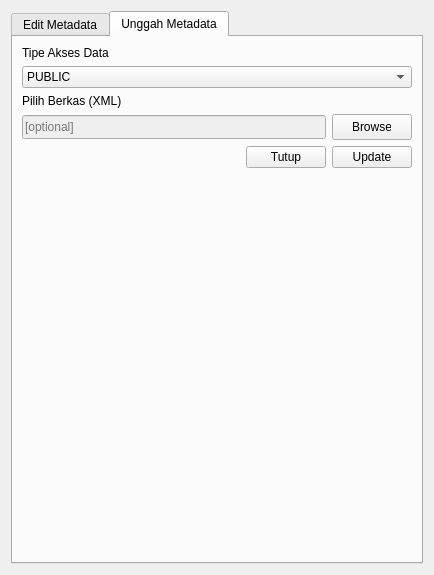
The window that ui/unggah_berkas_metadata.ui (sandynagara/Palapa) describes before a commit, drawn with Qt 5.
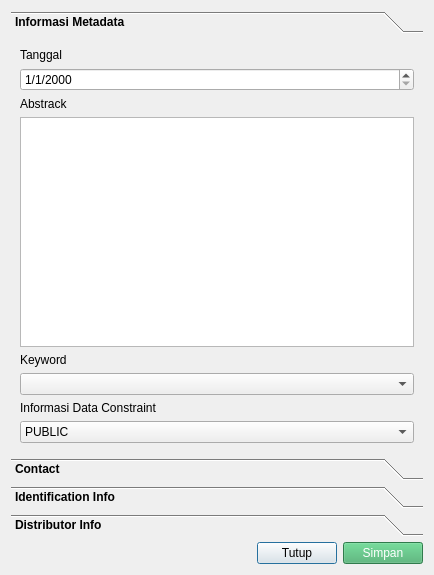
The same window after the commit. The open tabs and pages were chosen to show the change. Custom widgets are drawn as their Qt base class.

The edit to the form file:
```diff
--- a/ui/unggah_berkas_metadata.ui
+++ b/ui/unggah_berkas_metadata.ui
@@ -15,16 +15,6 @@
   </property>
   <layout class="QVBoxLayout" name="verticalLayout">
    <item>
-    <widget class="QTabWidget" name="tabWidget">
-     <property name="currentIndex">
-      <number>0</number>
-     </property>
-     <widget class="QWidget" name="EditMetadata">
-      <attribute name="title">
-       <string>Edit Metadata</string>
-      </attribute>
-      <layout class="QVBoxLayout" name="verticalLayout_8">
-       <item>
         <widget class="QToolBox" name="toolBox">
          <property name="font">
           <font>
@@ -46,8 +36,8 @@
            <rect>
             <x>0</x>
             <y>0</y>
-            <width>392</width>
-            <height>374</height>
+        <width>416</width>
+        <height>418</height>
            </rect>
           </property>
           <attribute name="label">
@@ -627,154 +617,6 @@
           </widget>
          </item>
         </layout>
-       </item>
-      </layout>
-     </widget>
-     <widget class="QWidget" name="UnggahMetadata">
-      <attribute name="title">
-       <string>Unggah Metadata</string>
-      </attribute>
-      <layout class="QVBoxLayout" name="verticalLayout_3">
-       <item>
-        <layout class="QVBoxLayout" name="verticalLayout_2">
-         <item>
-          <widget class="QLabel" name="label">
-           <property name="text">
-            <string>Tipe Akses Data</string>
-           </property>
-          </widget>
-         </item>
-         <item>
-          <widget class="QComboBox" name="comboBox">
-           <item>
-            <property name="text">
-             <string>PUBLIC</string>
-            </property>
-           </item>
-           <item>
-            <property name="text">
-             <string>GOVERNMENT</string>
-            </property>
-           </item>
-           <item>
-            <property name="text">
-             <string>PRIVATE</string>
-            </property>
-           </item>
-           <item>
-            <property name="text">
-             <string>IG STRATEGIS</string>
-            </property>
-           </item>
-          </widget>
-         </item>
-         <item>
-          <widget class="QLabel" name="label_2">
-           <property name="text">
-            <string>Pilih Berkas (XML)</string>
-           </property>
-          </widget>
-         </item>
-         <item>
-          <layout class="QHBoxLayout" name="meta_browser">
-           <property name="spacing">
-            <number>6</number>
-           </property>
-           <item>
-            <widget class="QLineEdit" name="lineEdit_metadata">
-             <property name="enabled">
-              <bool>false</bool>
-             </property>
-             <property name="minimumSize">
-              <size>
-               <width>0</width>
-               <height>24</height>
-              </size>
-             </property>
-             <property name="placeholderText">
-              <string>[optional]</string>
-             </property>
-            </widget>
-           </item>
-           <item>
-            <widget class="QPushButton" name="browse_metadata">
-             <property name="sizePolicy">
-              <sizepolicy hsizetype="Fixed" vsizetype="Fixed">
-               <horstretch>0</horstretch>
-               <verstretch>0</verstretch>
-              </sizepolicy>
-             </property>
-             <property name="maximumSize">
-              <size>
-               <width>80</width>
-               <height>16777215</height>
-              </size>
-             </property>
-             <property name="cursor">
-              <cursorShape>PointingHandCursor</cursorShape>
-             </property>
-             <property name="styleSheet">
-              <string notr="true">padding:5px 20px</string>
-             </property>
-             <property name="text">
-              <string>Browse</string>
-             </property>
-            </widget>
-           </item>
-          </layout>
-         </item>
-         <item>
-          <layout class="QHBoxLayout" name="horizontalLayout">
-           <item>
-            <spacer name="horizontalSpacer">
-             <property name="orientation">
-              <enum>Qt::Horizontal</enum>
-             </property>
-             <property name="sizeHint" stdset="0">
-              <size>
-               <width>40</width>
-               <height>20</height>
-              </size>
-             </property>
-            </spacer>
-           </item>
-           <item>
-            <widget class="QPushButton" name="btn_tutup">
-             <property name="cursor">
-              <cursorShape>PointingHandCursor</cursorShape>
-             </property>
-             <property name="text">
-              <string>Tutup</string>
-             </property>
-            </widget>
-           </item>
-           <item>
-            <widget class="QPushButton" name="btn_update">
-             <property name="text">
-              <string>Update</string>
-             </property>
-            </widget>
-           </item>
-          </layout>
-         </item>
-        </layout>
-       </item>
-       <item>
-        <spacer name="verticalSpacer">
-         <property name="orientation">
-          <enum>Qt::Vertical</enum>
-         </property>
-         <property name="sizeHint" stdset="0">
-          <size>
-           <width>20</width>
-           <height>40</height>
-          </size>
-         </property>
-        </spacer>
-       </item>
-      </layout>
-     </widget>
-    </widget>
    </item>
   </layout>
  </widget>
```
Left out of the diff: 14 changed lines with no effect on the pictures. Lines whose indentation alone changed are shown as unchanged.
